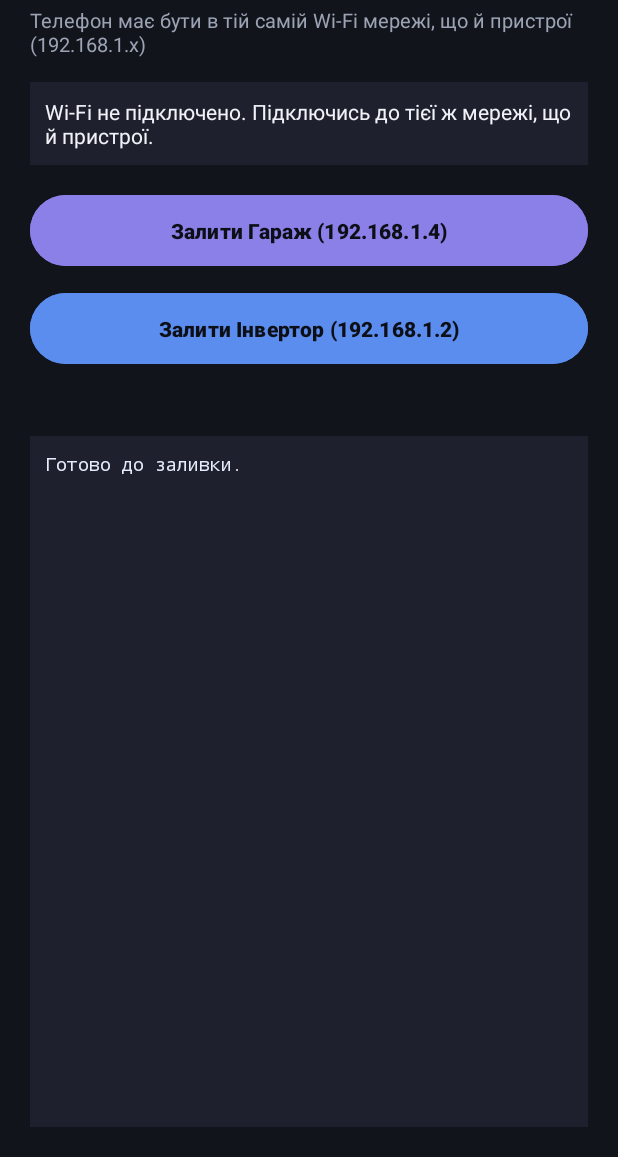
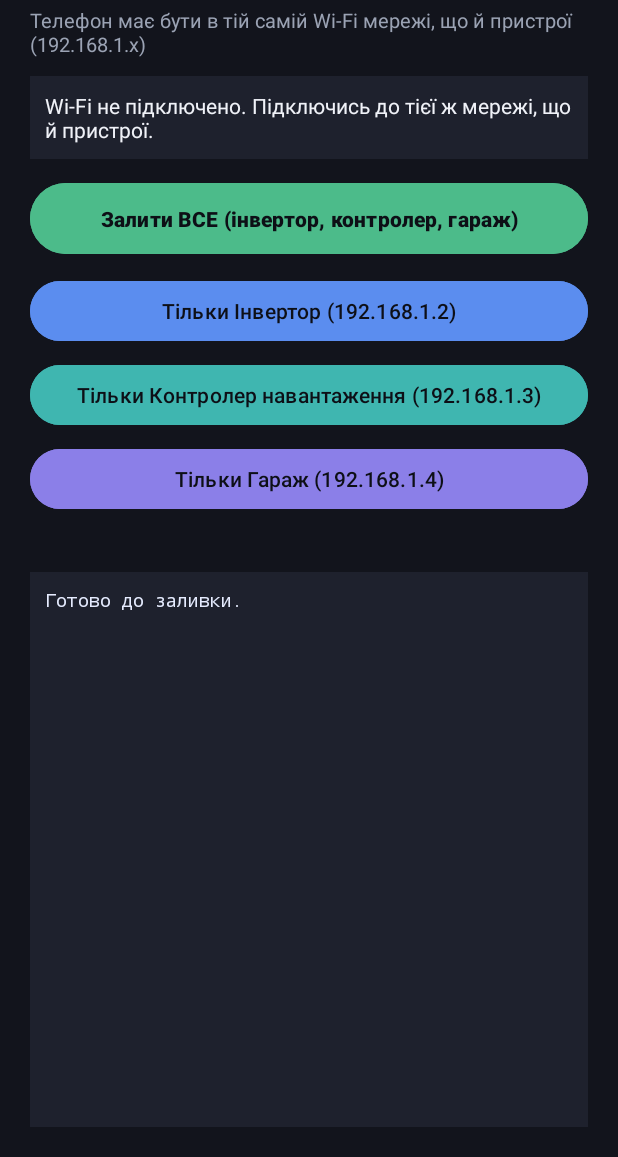
Before and after one commit to MykolaSanych/invertor-bast-mobile-hub, an Android app: the screen it shows after launch (MainActivity), on a phone screen of 412 x 824 dp, the part 79-1236 px from its top. Run offline under Robolectric (Android 15) with nearby library versions, the phone set to English and light mode, and no system bars.

Commit message:
OtaFlasher: усі три модулі (інвертор, контролер, гараж) + кнопка Залити ВСЕ
Прошивки збудовані з поточного коду репозиторіїв; спершу другорядні модулі,
інвертор останнім. Підсумок по кожному модулю в кінці логу.

```diff
--- a/android/otaflasher/src/main/java/com/chapay/homehub/otaflasher/MainActivity.kt
+++ b/android/otaflasher/src/main/java/com/chapay/homehub/otaflasher/MainActivity.kt
@@ -11,6 +11,7 @@ import android.widget.ScrollView
 import android.widget.TextView
 import androidx.appcompat.app.AppCompatActivity
 import androidx.lifecycle.lifecycleScope
+import kotlinx.coroutines.delay
 import kotlinx.coroutines.launch
 
 private data class OtaTarget(
@@ -25,24 +26,14 @@ class MainActivity : AppCompatActivity() {
     private lateinit var logText: TextView
     private lateinit var logScroll: ScrollView
     private lateinit var progressBar: ProgressBar
-    private lateinit var btnGarage: Button
-    private lateinit var btnInverter: Button
+    private lateinit var buttons: List<Button>
     private var isFlashing = false
 
     // Ті самі custom_ota_ip/custom_ota_auth, що й у platformio.ini кожного
     // пристрою.
-    private val garage = OtaTarget(
-        title = "Гараж",
-        ip = "192.168.1.4",
-        password = "npQ6bMcAzMbVayDrKTzXyzh9",
-        assetFileName = "garage_firmware.bin",
-    )
-    private val inverter = OtaTarget(
-        title = "Інвертор",
-        ip = "192.168.1.2",
-        password = "npQ6bMcAzMbVayDrKTzXyzh9",
-        assetFileName = "invertor_firmware.bin",
-    )
+    private val inverter = OtaTarget("Інвертор", "192.168.1.2", "npQ6bMcAzMbVayDrKTzXyzh9", "invertor_firmware.bin")
+    private val loadController = OtaTarget("Контролер навантаження", "192.168.1.3", "npQ6bMcAzMbVayDrKTzXyzh9", "load_controller_firmware.bin")
+    private val garage = OtaTarget("Гараж", "192.168.1.4", "npQ6bMcAzMbVayDrKTzXyzh9", "garage_firmware.bin")
 
     override fun onCreate(savedInstanceState: Bundle?) {
         super.onCreate(savedInstanceState)
@@ -52,11 +43,19 @@ class MainActivity : AppCompatActivity() {
         logText = findViewById(R.id.logText)
         logScroll = findViewById(R.id.logScroll)
         progressBar = findViewById(R.id.progressBar)
-        btnGarage = findViewById(R.id.btnGarage)
-        btnInverter = findViewById(R.id.btnInverter)
 
-        btnGarage.setOnClickListener { startFlash(garage) }
-        btnInverter.setOnClickListener { startFlash(inverter) }
+        val btnAll = findViewById<Button>(R.id.btnAll)
+        val btnInverter = findViewById<Button>(R.id.btnInverter)
+        val btnLoad = findViewById<Button>(R.id.btnLoad)
+        val btnGarage = findViewById<Button>(R.id.btnGarage)
+        buttons = listOf(btnAll, btnInverter, btnLoad, btnGarage)
+
+        // "Все": спершу другорядні модулі, інвертор - останнім, щоб перезапуск
+        // головного вузла не обривав заливку решти.
+        btnAll.setOnClickListener { startFlash(listOf(loadController, garage, inverter)) }
+        btnInverter.setOnClickListener { startFlash(listOf(inverter)) }
+        btnLoad.setOnClickListener { startFlash(listOf(loadController)) }
+        btnGarage.setOnClickListener { startFlash(listOf(garage)) }
 
         updateWifiStatus()
     }
@@ -68,12 +67,10 @@ class MainActivity : AppCompatActivity() {
 
     private fun updateWifiStatus() {
         val ip = currentWifiIp()
-        wifiStatusText.text = if (ip == null) {
-            "Wi-Fi не підключено. Підключись до тієї ж мережі, що й пристрої."
-        } else if (ip.startsWith("192.168.1.")) {
-            "Wi-Fi OK: телефон у мережі 192.168.1.x (адреса: $ip)"
-        } else {
-            "УВАГА: телефон у мережі $ip, а пристрої - у 192.168.1.x. Заливка, ймовірно, не спрацює."
+        wifiStatusText.text = when {
+            ip == null -> "Wi-Fi не підключено. Підключись до тієї ж мережі, що й пристрої."
+            ip.startsWith("192.168.1.") -> "Wi-Fi OK: телефон у мережі 192.168.1.x (адреса: $ip)"
+            else -> "УВАГА: телефон у мережі $ip, а пристрої - у 192.168.1.x. Заливка, ймовірно, не спрацює."
         }
     }
 
@@ -83,23 +80,25 @@ class MainActivity : AppCompatActivity() {
                 ?: return null
             @Suppress("DEPRECATION")
             val ipInt = wifiManager.connectionInfo?.ipAddress ?: 0
+            @Suppress("DEPRECATION")
             if (ipInt == 0) null else Formatter.formatIpAddress(ipInt)
         } catch (e: Exception) {
             null
         }
     }
 
-    private fun startFlash(target: OtaTarget) {
+    private fun startFlash(targets: List<OtaTarget>) {
         if (isFlashing) return
         isFlashing = true
         setButtonsEnabled(false)
         logText.text = ""
         progressBar.visibility = View.VISIBLE
-        progressBar.progress = 0
-
-        appendLog("=== Заливка: ${target.title} (${target.ip}) ===")
 
         lifecycleScope.launch {
+            val summary = mutableListOf<String>()
+            for ((index, target) in targets.withIndex()) {
+                progressBar.progress = 0
+                appendLog("=== [${index + 1}/${targets.size}] ${target.title} (${target.ip}) ===")
                 val result = OtaFlasher.flash(
                     context = applicationContext,
                     espIp = target.ip,
@@ -109,8 +108,22 @@ class MainActivity : AppCompatActivity() {
                     onPercent = { pct -> runOnUiThread { progressBar.progress = pct } },
                 )
                 when (result) {
-                is OtaFlasher.OtaResult.Success -> appendLog("УСПІХ: ${target.title} оновлено.")
-                is OtaFlasher.OtaResult.Failure -> appendLog("ПОМИЛКА: ${result.message}")
+                    is OtaFlasher.OtaResult.Success -> {
+                        appendLog("УСПІХ: ${target.title} оновлено.")
+                        summary += "OK     ${target.title}"
+                    }
+                    is OtaFlasher.OtaResult.Failure -> {
+                        appendLog("ПОМИЛКА: ${result.message}")
+                        summary += "ПОМИЛКА ${target.title}"
+                    }
+                }
+                // Пристрою потрібен час перезавантажитись, перш ніж брати наступний.
+                if (index < targets.size - 1) delay(5000)
+            }
+            if (targets.size > 1) {
+                appendLog("")
+                appendLog("=== ПІДСУМОК ===")
+                summary.forEach { appendLog(it) }
             }
             isFlashing = false
             setButtonsEnabled(true)
@@ -118,8 +131,7 @@ class MainActivity : AppCompatActivity() {
     }
 
     private fun setButtonsEnabled(enabled: Boolean) {
-        btnGarage.isEnabled = enabled
-        btnInverter.isEnabled = enabled
+        buttons.forEach { it.isEnabled = enabled }
     }
 
     private fun appendLog(line: String) {
--- a/android/otaflasher/src/main/res/layout/activity_main.xml
+++ b/android/otaflasher/src/main/res/layout/activity_main.xml
@@ -19,7 +19,7 @@
         android:layout_width="match_parent"
         android:layout_height="wrap_content"
         android:layout_marginTop="4dp"
-        android:layout_marginBottom="16dp"
+        android:layout_marginBottom="12dp"
         android:text="Телефон має бути в тій самій Wi-Fi мережі, що й пристрої (192.168.1.x)"
         android:textColor="#9BA3B4"
         android:textSize="13sp" />
@@ -28,7 +28,7 @@
         android:id="@+id/wifiStatusText"
         android:layout_width="match_parent"
         android:layout_height="wrap_content"
-        android:layout_marginBottom="16dp"
+        android:layout_marginBottom="12dp"
         android:padding="10dp"
         android:background="#1E212D"
         android:text="Перевірка Wi-Fi..."
@@ -36,13 +36,13 @@
         android:textSize="14sp" />
 
     <Button
-        android:id="@+id/btnGarage"
+        android:id="@+id/btnAll"
         android:layout_width="match_parent"
         android:layout_height="wrap_content"
         android:layout_marginBottom="10dp"
-        android:backgroundTint="#8B7FE8"
+        android:backgroundTint="#4CBB8A"
         android:padding="14dp"
-        android:text="Залити Гараж (192.168.1.4)"
+        android:text="Залити ВСЕ (інвертор, контролер, гараж)"
         android:textColor="#0D0F16"
         android:textStyle="bold" />
 
@@ -50,19 +50,35 @@
         android:id="@+id/btnInverter"
         android:layout_width="match_parent"
         android:layout_height="wrap_content"
-        android:layout_marginBottom="16dp"
+        android:layout_marginBottom="8dp"
         android:backgroundTint="#5B8DEF"
-        android:padding="14dp"
-        android:text="Залити Інвертор (192.168.1.2)"
-        android:textColor="#0D0F16"
-        android:textStyle="bold" />
+        android:text="Тільки Інвертор (192.168.1.2)"
+        android:textColor="#0D0F16" />
+
+    <Button
+        android:id="@+id/btnLoad"
+        android:layout_width="match_parent"
+        android:layout_height="wrap_content"
+        android:layout_marginBottom="8dp"
+        android:backgroundTint="#3FB6B0"
+        android:text="Тільки Контролер навантаження (192.168.1.3)"
+        android:textColor="#0D0F16" />
+
+    <Button
+        android:id="@+id/btnGarage"
+        android:layout_width="match_parent"
+        android:layout_height="wrap_content"
+        android:layout_marginBottom="12dp"
+        android:backgroundTint="#8B7FE8"
+        android:text="Тільки Гараж (192.168.1.4)"
+        android:textColor="#0D0F16" />
 
     <ProgressBar
         android:id="@+id/progressBar"
         style="?android:attr/progressBarStyleHorizontal"
         android:layout_width="match_parent"
         android:layout_height="wrap_content"
-        android:layout_marginBottom="12dp"
+        android:layout_marginBottom="10dp"
         android:max="100"
         android:progress="0"
         android:visibility="invisible" />
```
Also changed, not shown: 2 other files. Lines whose indentation alone changed are shown as unchanged.
